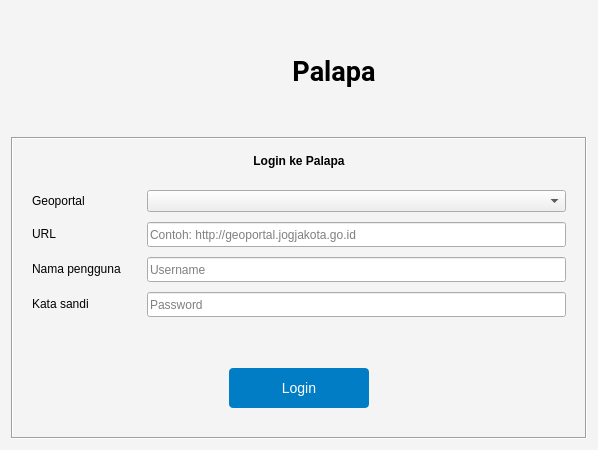
This is ui/UploadPalapa_login.ui in sandynagara/Palapa as Qt 5 draws it before an edit. The edited form follows.
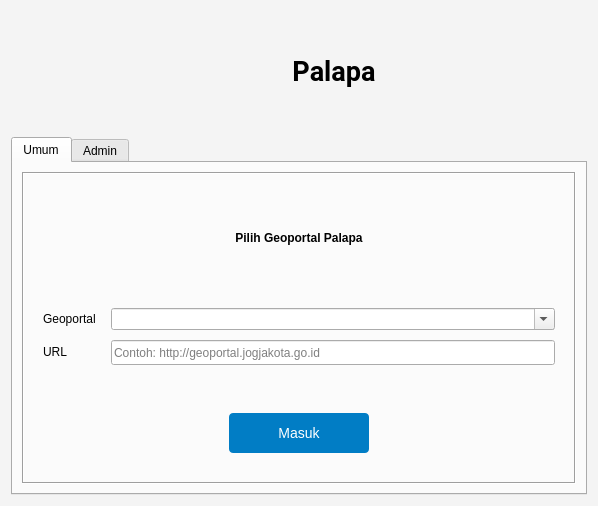
This is the edited form. The open tabs and pages were chosen to show the change. Icons and pictures are not drawn.

Diff of the .ui file:
```diff
--- a/ui/UploadPalapa_login.ui
+++ b/ui/UploadPalapa_login.ui
@@ -10,7 +10,7 @@
     <x>0</x>
     <y>0</y>
     <width>598</width>
-    <height>450</height>
+    <height>506</height>
    </rect>
   </property>
   <property name="sizePolicy">
@@ -137,6 +137,206 @@
     </widget>
    </item>
    <item>
+    <widget class="QTabWidget" name="tabWidget">
+     <property name="currentIndex">
+      <number>1</number>
+     </property>
+     <widget class="QWidget" name="Umum">
+      <attribute name="title">
+       <string>Umum</string>
+      </attribute>
+      <layout class="QVBoxLayout" name="verticalLayout_5">
+       <item>
+        <widget class="QFrame" name="frame_3">
+         <property name="frameShape">
+          <enum>QFrame::Box</enum>
+         </property>
+         <property name="frameShadow">
+          <enum>QFrame::Sunken</enum>
+         </property>
+         <layout class="QVBoxLayout" name="verticalLayout_4">
+          <item>
+           <widget class="QLabel" name="label_title_2">
+            <property name="font">
+             <font>
+              <pointsize>9</pointsize>
+              <weight>75</weight>
+              <bold>true</bold>
+             </font>
+            </property>
+            <property name="text">
+             <string>Pilih Geoportal Palapa</string>
+            </property>
+            <property name="alignment">
+             <set>Qt::AlignCenter</set>
+            </property>
+            <property name="margin">
+             <number>10</number>
+            </property>
+           </widget>
+          </item>
+          <item>
+           <layout class="QFormLayout" name="formLayout_3">
+            <property name="horizontalSpacing">
+             <number>15</number>
+            </property>
+            <property name="verticalSpacing">
+             <number>10</number>
+            </property>
+            <property name="leftMargin">
+             <number>10</number>
+            </property>
+            <property name="topMargin">
+             <number>10</number>
+            </property>
+            <property name="rightMargin">
+             <number>10</number>
+            </property>
+            <property name="bottomMargin">
+             <number>10</number>
+            </property>
+            <item row="0" column="0">
+             <widget class="QLabel" name="label_4">
+              <property name="font">
+               <font>
+                <pointsize>9</pointsize>
+               </font>
+              </property>
+              <property name="text">
+               <string>Geoportal</string>
+              </property>
+             </widget>
+            </item>
+            <item row="0" column="1">
+             <widget class="QComboBox" name="cmb_geoportal_2">
+              <property name="editable">
+               <bool>true</bool>
+              </property>
+             </widget>
+            </item>
+            <item row="1" column="0">
+             <widget class="QLabel" name="label_url_2">
+              <property name="font">
+               <font>
+                <pointsize>9</pointsize>
+               </font>
+              </property>
+              <property name="text">
+               <string>URL</string>
+              </property>
+              <property name="alignment">
+               <set>Qt::AlignLeading|Qt::AlignLeft|Qt::AlignVCenter</set>
+              </property>
+              <property name="margin">
+               <number>0</number>
+              </property>
+             </widget>
+            </item>
+            <item row="1" column="1">
+             <widget class="QLineEdit" name="lineEdit_url_2">
+              <property name="sizePolicy">
+               <sizepolicy hsizetype="Preferred" vsizetype="Fixed">
+                <horstretch>0</horstretch>
+                <verstretch>0</verstretch>
+               </sizepolicy>
+              </property>
+              <property name="minimumSize">
+               <size>
+                <width>0</width>
+                <height>25</height>
+               </size>
+              </property>
+              <property name="text">
+               <string/>
+              </property>
+              <property name="placeholderText">
+               <string>Contoh: http://geoportal.jogjakota.go.id</string>
+              </property>
+              <property name="clearButtonEnabled">
+               <bool>true</bool>
+              </property>
+             </widget>
+            </item>
+            <item row="2" column="0">
+             <widget class="QLabel" name="label_text_status_2">
+              <property name="font">
+               <font>
+                <pointsize>9</pointsize>
+               </font>
+              </property>
+              <property name="text">
+               <string/>
+              </property>
+              <property name="alignment">
+               <set>Qt::AlignLeading|Qt::AlignLeft|Qt::AlignVCenter</set>
+              </property>
+              <property name="margin">
+               <number>0</number>
+              </property>
+             </widget>
+            </item>
+           </layout>
+          </item>
+          <item>
+           <layout class="QHBoxLayout" name="horizontalLayout_4">
+            <property name="topMargin">
+             <number>0</number>
+            </property>
+            <property name="bottomMargin">
+             <number>20</number>
+            </property>
+            <item>
+             <widget class="QPushButton" name="masuk_button">
+              <property name="sizePolicy">
+               <sizepolicy hsizetype="Fixed" vsizetype="Fixed">
+                <horstretch>0</horstretch>
+                <verstretch>0</verstretch>
+               </sizepolicy>
+              </property>
+              <property name="font">
+               <font>
+                <pointsize>-1</pointsize>
+               </font>
+              </property>
+              <property name="cursor">
+               <cursorShape>PointingHandCursor</cursorShape>
+              </property>
+              <property name="styleSheet">
+               <string notr="true">QPushButton {
+color:white;
+background-color:rgb(1, 125, 197);
+border:0px;
+border-radius: 4px;
+padding: 0px;
+font-size: 14px;
+height:40px;
+width:140px;
+}
+QPushButton:hover
+{
+background-color:rgb(21, 50, 92);
+color:white
+}
+</string>
+              </property>
+              <property name="text">
+               <string>Masuk</string>
+              </property>
+             </widget>
+            </item>
+           </layout>
+          </item>
+         </layout>
+        </widget>
+       </item>
+      </layout>
+     </widget>
+     <widget class="QWidget" name="TabAdmin">
+      <attribute name="title">
+       <string>Admin</string>
+      </attribute>
+      <layout class="QVBoxLayout" name="verticalLayout">
+       <item>
     <widget class="QFrame" name="frame">
      <property name="frameShape">
       <enum>QFrame::Box</enum>
@@ -373,7 +573,11 @@
          </widget>
         </item>
         <item row="0" column="1">
-         <widget class="QComboBox" name="cmb_geoportal"/>
+             <widget class="QComboBox" name="cmb_geoportal">
+              <property name="editable">
+               <bool>true</bool>
+              </property>
+             </widget>
         </item>
        </layout>
       </item>
@@ -427,6 +631,10 @@
        </layout>
       </item>
      </layout>
+        </widget>
+       </item>
+      </layout>
+     </widget>
     </widget>
    </item>
   </layout>
```
Lines whose indentation alone changed are shown as unchanged.
